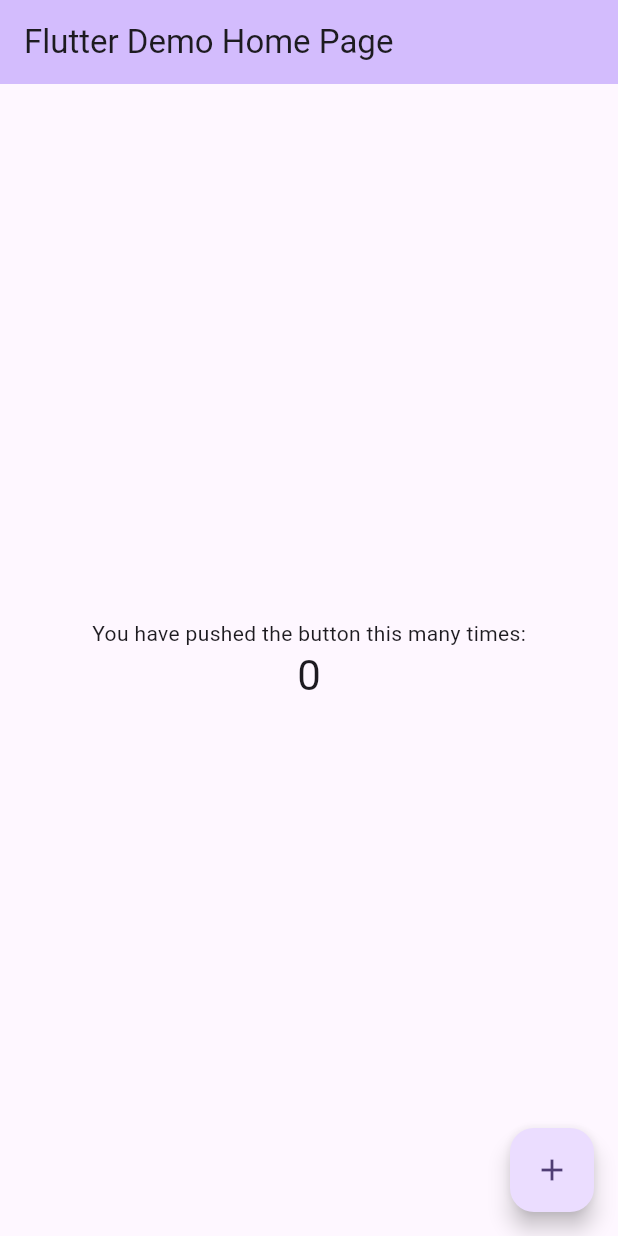
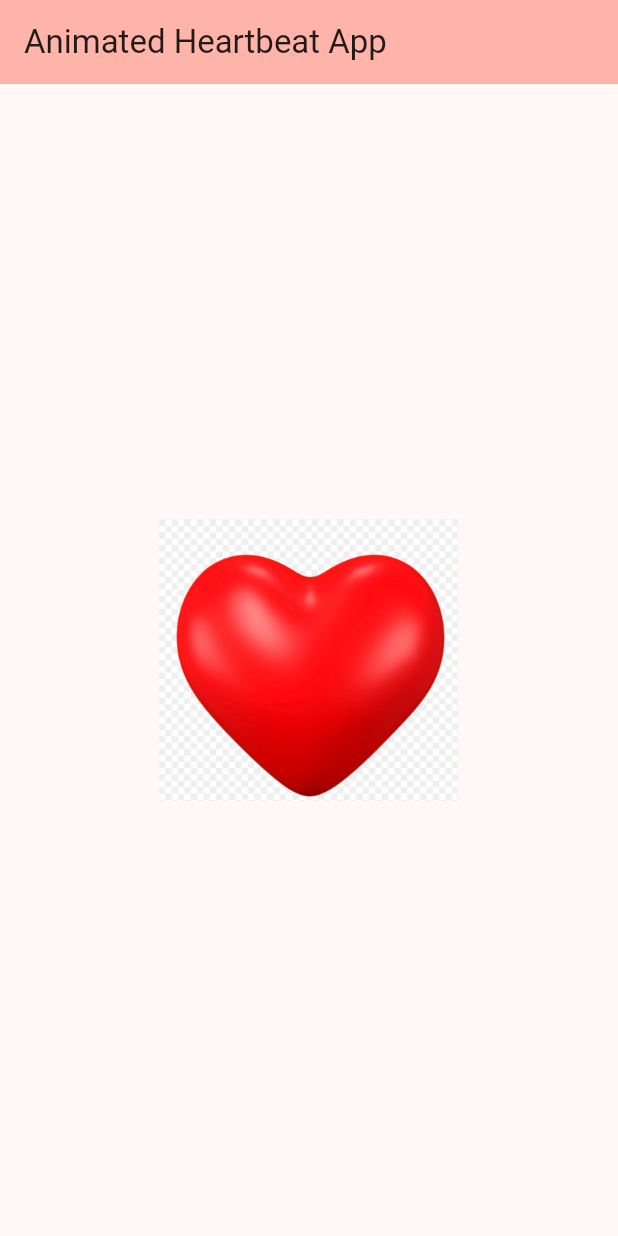
Before and after one commit to Ruhisawant/animated-heartbeat-app, a Flutter app: the screen it shows after launch, on a phone screen of 412 x 824 dp. Run offline on Flutter 3.47's test engine with Material 3 defaults, Android fonts, the light colour scheme and no system bars.

Commit message:
Removed counter and button, updated UI to display heart image

```diff
--- a/lib/main.dart
+++ b/lib/main.dart
@@ -1,4 +1,4 @@
-// Team members: Ruhi Sawant and  Saiesh Irukulla
+// Team members: Ruhi Sawant and Saiesh Irukulla
 
 import 'package:flutter/material.dart';
 
@@ -9,46 +9,21 @@ void main() {
 class MyApp extends StatelessWidget {
   const MyApp({super.key});
 
-  // This widget is the root of your application.
   @override
   Widget build(BuildContext context) {
     return MaterialApp(
       title: 'Flutter Demo',
       theme: ThemeData(
-        // This is the theme of your application.
-        //
-        // TRY THIS: Try running your application with "flutter run". You'll see
-        // the application has a purple toolbar. Then, without quitting the app,
-        // try changing the seedColor in the colorScheme below to Colors.green
-        // and then invoke "hot reload" (save your changes or press the "hot
-        // reload" button in a Flutter-supported IDE, or press "r" if you used
-        // the command line to start the app).
-        //
-        // Notice that the counter didn't reset back to zero; the application
-        // state is not lost during the reload. To reset the state, use hot
-        // restart instead.
-        //
-        // This works for code too, not just values: Most code changes can be
-        // tested with just a hot reload.
-        colorScheme: ColorScheme.fromSeed(seedColor: Colors.deepPurple),
+        colorScheme: ColorScheme.fromSeed(seedColor: Colors.red),
         useMaterial3: true,
       ),
-      home: const MyHomePage(title: 'Flutter Demo Home Page'),
+      home: const MyHomePage(title: 'Animated Heartbeat App'),
     );
   }
 }
 
 class MyHomePage extends StatefulWidget {
   const MyHomePage({super.key, required this.title});
-
-  // This widget is the home page of your application. It is stateful, meaning
-  // that it has a State object (defined below) that contains fields that affect
-  // how it looks.
-
-  // This class is the configuration for the state. It holds the values (in this
-  // case the title) provided by the parent (in this case the App widget) and
-  // used by the build method of the State. Fields in a Widget subclass are
-  // always marked "final".
 
   final String title;
 
@@ -57,71 +32,31 @@ class MyHomePage extends StatefulWidget {
 }
 
 class _MyHomePageState extends State<MyHomePage> {
-  int _counter = 0;
-
-  void _incrementCounter() {
-    setState(() {
-      // This call to setState tells the Flutter framework that something has
-      // changed in this State, which causes it to rerun the build method below
-      // so that the display can reflect the updated values. If we changed
-      // _counter without calling setState(), then the build method would not be
-      // called again, and so nothing would appear to happen.
-      _counter++;
-    });
-  }
 
   @override
   Widget build(BuildContext context) {
-    // This method is rerun every time setState is called, for instance as done
-    // by the _incrementCounter method above.
-    //
-    // The Flutter framework has been optimized to make rerunning build methods
-    // fast, so that you can just rebuild anything that needs updating rather
-    // than having to individually change instances of widgets.
     return Scaffold(
       appBar: AppBar(
-        // TRY THIS: Try changing the color here to a specific color (to
-        // Colors.amber, perhaps?) and trigger a hot reload to see the AppBar
-        // change color while the other colors stay the same.
         backgroundColor: Theme.of(context).colorScheme.inversePrimary,
-        // Here we take the value from the MyHomePage object that was created by
-        // the App.build method, and use it to set our appbar title.
         title: Text(widget.title),
       ),
       body: Center(
-        // Center is a layout widget. It takes a single child and positions it
-        // in the middle of the parent.
         child: Column(
-          // Column is also a layout widget. It takes a list of children and
-          // arranges them vertically. By default, it sizes itself to fit its
-          // children horizontally, and tries to be as tall as its parent.
-          //
-          // Column has various properties to control how it sizes itself and
-          // how it positions its children. Here we use mainAxisAlignment to
-          // center the children vertically; the main axis here is the vertical
-          // axis because Columns are vertical (the cross axis would be
-          // horizontal).
-          //
-          // TRY THIS: Invoke "debug painting" (choose the "Toggle Debug Paint"
-          // action in the IDE, or press "p" in the console), to see the
-          // wireframe for each widget.
           mainAxisAlignment: MainAxisAlignment.center,
           children: <Widget>[
-            const Text(
-              'You have pushed the button this many times:',
-            ),
-            Text(
-              '$_counter',
-              style: Theme.of(context).textTheme.headlineMedium,
+            Image.asset(
+              'assets/images/heart.jpg',
+              width: 200,
+              height: 200,
             ),
           ],
         ),
       ),
-      floatingActionButton: FloatingActionButton(
-        onPressed: _incrementCounter,
-        tooltip: 'Increment',
-        child: const Icon(Icons.add),
-      ), // This trailing comma makes auto-formatting nicer for build methods.
+      // floatingActionButton: FloatingActionButton(
+      //   onPressed: _incrementCounter,
+      //   tooltip: 'Increment',
+      //   child: const Icon(Icons.add),
+      // ),
     );
   }
 }
--- a/pubspec.yaml
+++ b/pubspec.yaml
@@ -62,6 +62,8 @@ flutter:
   # assets:
   #   - images/a_dot_burr.jpeg
   #   - images/a_dot_ham.jpeg
+  assets:
+    - assets/images/heart.jpg
 
   # An image asset can refer to one or more resolution-specific "variants", see
   # https://flutter.dev/to/resolution-aware-images
```
Also changed, not shown: assets/images/heart.jpg (added).
